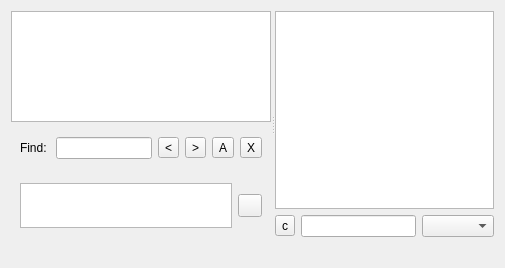
The window that eiskaltdcpp/ui/HubFrame.ui (eiskaltdcpp/eiskaltdcpp) describes before a commit, drawn with Qt 5.
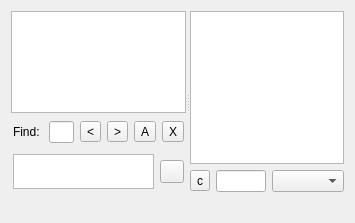
The same window after the commit.

```diff
--- a/eiskaltdcpp/ui/HubFrame.ui
+++ b/eiskaltdcpp/ui/HubFrame.ui
@@ -6,8 +6,8 @@
    <rect>
     <x>0</x>
     <y>0</y>
-    <width>505</width>
-    <height>268</height>
+    <width>355</width>
+    <height>223</height>
    </rect>
   </property>
   <property name="windowTitle">
@@ -32,6 +32,12 @@
          <property name="spacing">
           <number>-1</number>
          </property>
+         <property name="topMargin">
+          <number>0</number>
+         </property>
+         <property name="bottomMargin">
+          <number>0</number>
+         </property>
          <item>
           <widget class="QTextEdit" name="textEdit_CHAT">
            <property name="focusPolicy">
@@ -60,6 +66,9 @@
             <number>0</number>
            </property>
            <layout class="QHBoxLayout" name="horizontalLayout">
+            <property name="margin">
+             <number>2</number>
+            </property>
             <item>
              <widget class="QLabel" name="label">
               <property name="text">
@@ -146,12 +155,24 @@
           <enum>QFrame::Raised</enum>
          </property>
          <layout class="QGridLayout" name="gridLayout">
+          <property name="leftMargin">
+           <number>2</number>
+          </property>
+          <property name="topMargin">
+           <number>3</number>
+          </property>
+          <property name="rightMargin">
+           <number>2</number>
+          </property>
+          <property name="bottomMargin">
+           <number>3</number>
+          </property>
           <item row="0" column="0">
            <widget class="QPlainTextEdit" name="plainTextEdit_INPUT">
             <property name="maximumSize">
              <size>
               <width>16777215</width>
-              <height>45</height>
+              <height>35</height>
              </size>
             </property>
            </widget>
```
